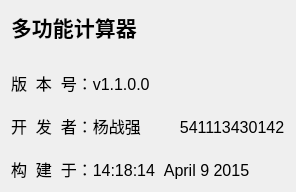
This is aboutcalculate.ui in mygit03/QtCal as Qt 5 draws it before an edit. The edited form follows.
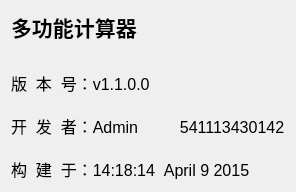
This is the edited form. Icons and pictures are not drawn.

What changed in the file:
```diff
--- a/aboutcalculate.ui
+++ b/aboutcalculate.ui
@@ -26,11 +26,11 @@
 p, li { white-space: pre-wrap; }
 &lt;/style&gt;&lt;/head&gt;&lt;body style=&quot; font-family:'SimSun'; font-size:9pt; font-weight:400; font-style:normal;&quot;&gt;
 &lt;p style=&quot; margin-top:0px; margin-bottom:0px; margin-left:0px; margin-right:0px; -qt-block-indent:0; text-indent:0px;&quot;&gt;&lt;span style=&quot; font-size:16pt; font-weight:600;&quot;&gt;多功能计算器&lt;/span&gt;&lt;/p&gt;
-&lt;p style=&quot;-qt-paragraph-type:empty; margin-top:0px; margin-bottom:0px; margin-left:0px; margin-right:0px; -qt-block-indent:0; text-indent:0px; font-size:18pt; font-weight:600;&quot;&gt;&lt;/p&gt;
+&lt;p style=&quot;-qt-paragraph-type:empty; margin-top:0px; margin-bottom:0px; margin-left:0px; margin-right:0px; -qt-block-indent:0; text-indent:0px; font-size:18pt; font-weight:600;&quot;&gt;&lt;br /&gt;&lt;/p&gt;
 &lt;p style=&quot; margin-top:0px; margin-bottom:0px; margin-left:0px; margin-right:0px; -qt-block-indent:0; text-indent:0px;&quot;&gt;&lt;span style=&quot; font-size:12pt;&quot;&gt;版  本  号：v1.1.0.0&lt;/span&gt;&lt;/p&gt;
-&lt;p style=&quot;-qt-paragraph-type:empty; margin-top:0px; margin-bottom:0px; margin-left:0px; margin-right:0px; -qt-block-indent:0; text-indent:0px; font-size:12pt;&quot;&gt;&lt;/p&gt;
-&lt;p style=&quot; margin-top:0px; margin-bottom:0px; margin-left:0px; margin-right:0px; -qt-block-indent:0; text-indent:0px;&quot;&gt;&lt;span style=&quot; font-size:12pt;&quot;&gt;开  发  者：杨战强	  541113430142&lt;/span&gt;&lt;/p&gt;
-&lt;p style=&quot;-qt-paragraph-type:empty; margin-top:0px; margin-bottom:0px; margin-left:0px; margin-right:0px; -qt-block-indent:0; text-indent:0px; font-size:12pt;&quot;&gt;&lt;/p&gt;
+&lt;p style=&quot;-qt-paragraph-type:empty; margin-top:0px; margin-bottom:0px; margin-left:0px; margin-right:0px; -qt-block-indent:0; text-indent:0px; font-size:12pt;&quot;&gt;&lt;br /&gt;&lt;/p&gt;
+&lt;p style=&quot; margin-top:0px; margin-bottom:0px; margin-left:0px; margin-right:0px; -qt-block-indent:0; text-indent:0px;&quot;&gt;&lt;span style=&quot; font-size:12pt;&quot;&gt;开  发  者：Admin	  541113430142&lt;/span&gt;&lt;/p&gt;
+&lt;p style=&quot;-qt-paragraph-type:empty; margin-top:0px; margin-bottom:0px; margin-left:0px; margin-right:0px; -qt-block-indent:0; text-indent:0px; font-size:12pt;&quot;&gt;&lt;br /&gt;&lt;/p&gt;
 &lt;p style=&quot; margin-top:0px; margin-bottom:0px; margin-left:0px; margin-right:0px; -qt-block-indent:0; text-indent:0px;&quot;&gt;&lt;span style=&quot; font-size:12pt;&quot;&gt;构  建  于：14:18:14  April 9 2015&lt;/span&gt;&lt;/p&gt;&lt;/body&gt;&lt;/html&gt;</string>
      </property>
     </widget>
```
